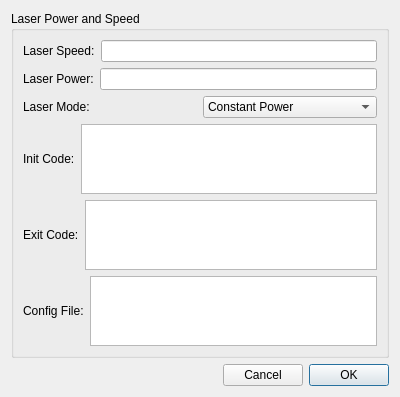
Qt form src/gui/ExportGcodeDialog.ui (pythonscad/pythonscad) before a commit.
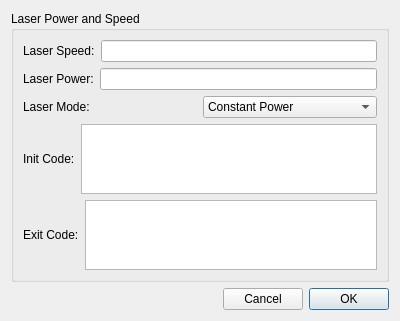
The same form after that commit.

Commit message: fix: remove configfile from the GUI

```diff
--- a/src/gui/ExportGcodeDialog.ui
+++ b/src/gui/ExportGcodeDialog.ui
@@ -123,22 +123,6 @@
        </layout>
       </item>
 
-      <item>
-       <layout class="QHBoxLayout" name="horizontalConfigFile">
-        <item>
-         <widget class="QLabel" name="labelConfigFile">
-          <property name="text">
-           <string>Config File:</string>
-          </property>
-         </widget>
-        </item>
-        <item>
-         <widget class="QTextEdit" name="valueConfigFile">
-         </widget>
-        </item>
-       </layout>
-      </item>
-
      </layout>
     </widget>
    </item>
```
Left out of the diff: 2 changed lines with no effect on the pictures.
